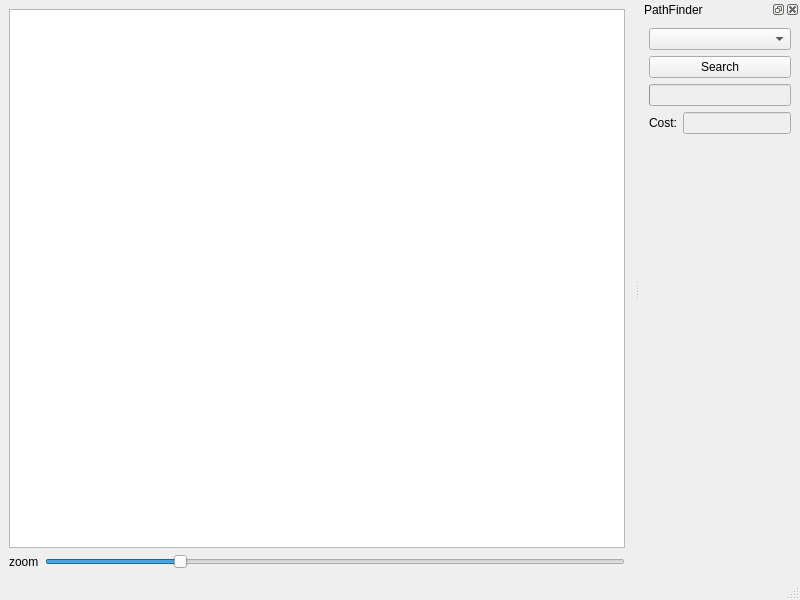
Before: the Qt Designer form MainWindow.ui in cvuchener/robots, drawn with Qt 5.
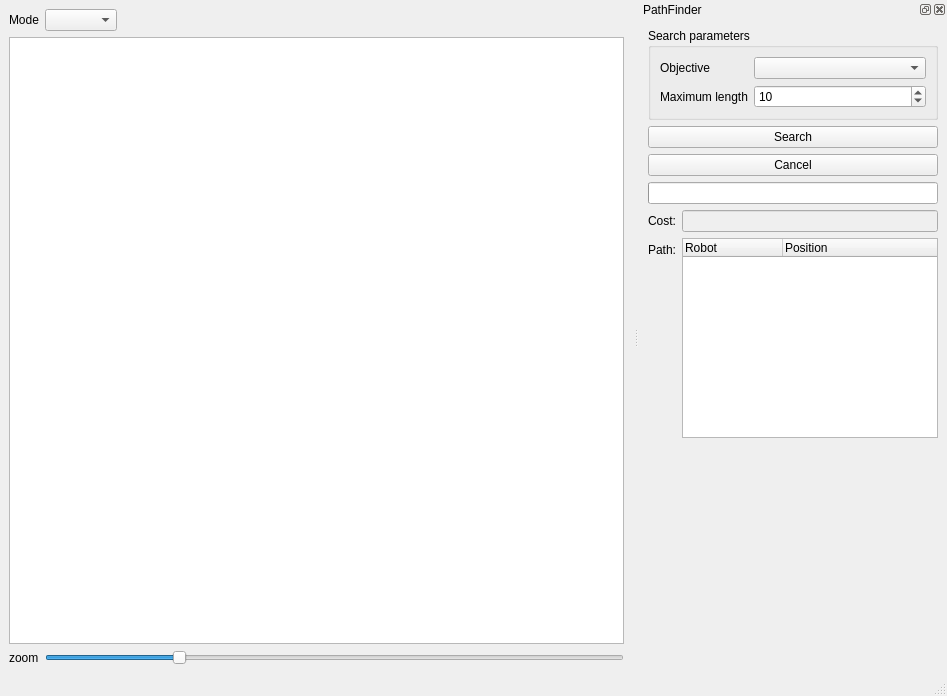
After: the same form once the commit is applied.

Commit message: preparation mode & better path ui

Diff of the .ui file:
```diff
--- a/MainWindow.ui
+++ b/MainWindow.ui
@@ -6,8 +6,8 @@
    <rect>
     <x>0</x>
     <y>0</y>
-    <width>800</width>
-    <height>600</height>
+    <width>947</width>
+    <height>696</height>
    </rect>
   </property>
   <property name="windowTitle">
@@ -15,8 +15,41 @@
   </property>
   <widget class="QWidget" name="centralwidget">
    <layout class="QVBoxLayout" name="verticalLayout">
+    <item>
+     <layout class="QHBoxLayout" name="horizontalLayout_2">
+      <item>
+       <widget class="QLabel" name="_mode_label">
+        <property name="text">
+         <string>Mode</string>
+        </property>
+       </widget>
+      </item>
+      <item>
+       <widget class="QComboBox" name="_mode_combobox"/>
+      </item>
+      <item>
+       <spacer name="horizontalSpacer">
+        <property name="orientation">
+         <enum>Qt::Horizontal</enum>
+        </property>
+        <property name="sizeHint" stdset="0">
+         <size>
+          <width>40</width>
+          <height>20</height>
+         </size>
+        </property>
+       </spacer>
+      </item>
+     </layout>
+    </item>
     <item>
      <widget class="QGraphicsView" name="_game_view">
+      <property name="minimumSize">
+       <size>
+        <width>512</width>
+        <height>512</height>
+       </size>
+      </property>
       <property name="renderHints">
        <set>QPainter::Antialiasing|QPainter::HighQualityAntialiasing|QPainter::TextAntialiasing</set>
       </property>
@@ -81,7 +114,40 @@
    <widget class="QWidget" name="dockWidgetContents">
     <layout class="QVBoxLayout" name="verticalLayout_2">
      <item>
-      <widget class="QComboBox" name="_objective_combobox"/>
+      <widget class="QGroupBox" name="_search_param_group">
+       <property name="enabled">
+        <bool>true</bool>
+       </property>
+       <property name="title">
+        <string>Search parameters</string>
+       </property>
+       <layout class="QFormLayout" name="formLayout_2">
+        <item row="0" column="0">
+         <widget class="QLabel" name="_objective_label">
+          <property name="text">
+           <string>Objective</string>
+          </property>
+         </widget>
+        </item>
+        <item row="0" column="1">
+         <widget class="QComboBox" name="_objective_combobox"/>
+        </item>
+        <item row="1" column="0">
+         <widget class="QLabel" name="_max_length_label">
+          <property name="text">
+           <string>Maximum length</string>
+          </property>
+         </widget>
+        </item>
+        <item row="1" column="1">
+         <widget class="QSpinBox" name="_maximum_path_length">
+          <property name="value">
+           <number>10</number>
+          </property>
+         </widget>
+        </item>
+       </layout>
+      </widget>
      </item>
      <item>
       <widget class="QPushButton" name="_search_path_button">
@@ -90,13 +156,17 @@
        </property>
       </widget>
      </item>
+     <item>
+      <widget class="QPushButton" name="_cancel_search_button">
+       <property name="text">
+        <string>Cancel</string>
+       </property>
+      </widget>
+     </item>
      <item>
       <widget class="QProgressBar" name="_search_progressbar">
-       <property name="enabled">
-        <bool>false</bool>
-       </property>
        <property name="maximum">
-        <number>400</number>
+        <number>1</number>
        </property>
        <property name="value">
         <number>0</number>
@@ -108,6 +178,9 @@
      </item>
      <item>
       <layout class="QFormLayout" name="formLayout">
+       <property name="fieldGrowthPolicy">
+        <enum>QFormLayout::AllNonFixedFieldsGrow</enum>
+       </property>
        <item row="1" column="0">
         <widget class="QLabel" name="label_2">
          <property name="text">
@@ -122,6 +195,27 @@
          </property>
         </widget>
        </item>
+       <item row="2" column="0">
+        <widget class="QLabel" name="_path_label">
+         <property name="text">
+          <string>Path:</string>
+         </property>
+        </widget>
+       </item>
+       <item row="2" column="1">
+        <widget class="QTreeWidget" name="_path_widget">
+         <column>
+          <property name="text">
+           <string>Robot</string>
+          </property>
+         </column>
+         <column>
+          <property name="text">
+           <string>Position</string>
+          </property>
+         </column>
+        </widget>
+       </item>
       </layout>
      </item>
      <item>
```
Left out of the diff: 6 changed lines with no effect on the pictures. The commit also changes 7 other files.
